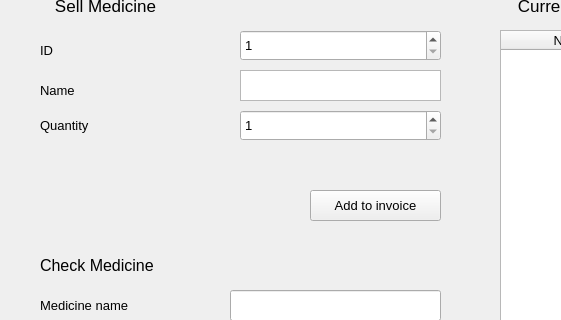
Qt form pharmacist_window/pharmacist_window.ui (osamamuhammad3623/pharmacy_management_system) before a commit; both pictures show x 0 to 561 and y 90 to 410 of the 980 by 720 pixel window.
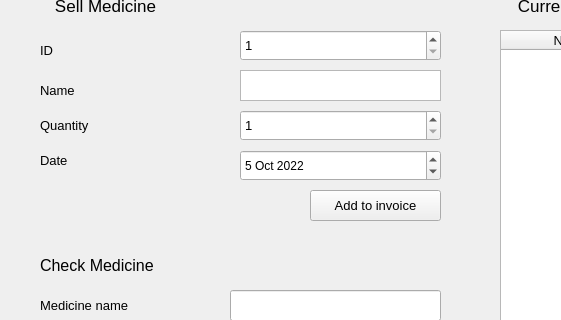
The same form after that commit.

Patch:
```diff
--- a/pharmacist_window/pharmacist_window.ui
+++ b/pharmacist_window/pharmacist_window.ui
@@ -395,6 +395,41 @@
     <string>Check Availability</string>
    </property>
   </widget>
+  <widget class="QLabel" name="label_18">
+   <property name="geometry">
+    <rect>
+     <x>40</x>
+     <y>230</y>
+     <width>101</width>
+     <height>41</height>
+    </rect>
+   </property>
+   <property name="font">
+    <font>
+     <pointsize>10</pointsize>
+    </font>
+   </property>
+   <property name="text">
+    <string>Date</string>
+   </property>
+  </widget>
+  <widget class="QDateEdit" name="md_date">
+   <property name="geometry">
+    <rect>
+     <x>240</x>
+     <y>240</y>
+     <width>201</width>
+     <height>31</height>
+    </rect>
+   </property>
+   <property name="date">
+    <date>
+     <year>2022</year>
+     <month>10</month>
+     <day>5</day>
+    </date>
+   </property>
+  </widget>
  </widget>
  <resources/>
  <connections/>
```
Left out of the diff: 6 changed lines with no effect on the pictures.
